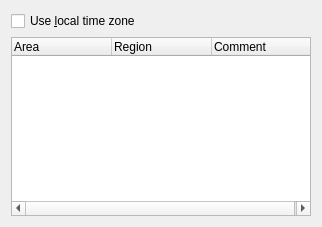
The window that plasma/applets/libplasmaclock/timezonesConfig.ui (mgottschlag/kwin-tiling) describes before a commit, drawn with Qt 5.
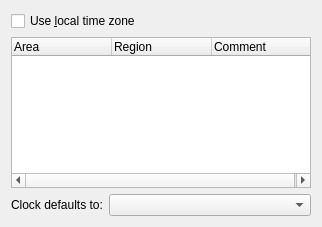
The same window after the commit. Custom widgets are drawn as their Qt base class.

Commit message: Add QComboBox for selecting current time zone in clock.

The edit to the form file:
```diff
--- a/plasma/applets/libplasmaclock/timezonesConfig.ui
+++ b/plasma/applets/libplasmaclock/timezonesConfig.ui
@@ -45,6 +45,27 @@
      </column>
     </widget>
    </item>
+   <item>
+    <layout class="QGridLayout" name="gridLayout" >
+     <item row="0" column="0" >
+      <widget class="QLabel" name="label" >
+       <property name="text" >
+        <string>Clock defaults to:</string>
+       </property>
+      </widget>
+     </item>
+     <item row="0" column="1" >
+      <widget class="QComboBox" name="clockDefaultsTo" >
+       <property name="sizePolicy" >
+        <sizepolicy vsizetype="Fixed" hsizetype="Expanding" >
+         <horstretch>0</horstretch>
+         <verstretch>0</verstretch>
+        </sizepolicy>
+       </property>
+      </widget>
+     </item>
+    </layout>
+   </item>
   </layout>
  </widget>
  <customwidgets>
```
Left out of the diff: 16 changed lines with no effect on the pictures. The commit also changes 2 other files.
